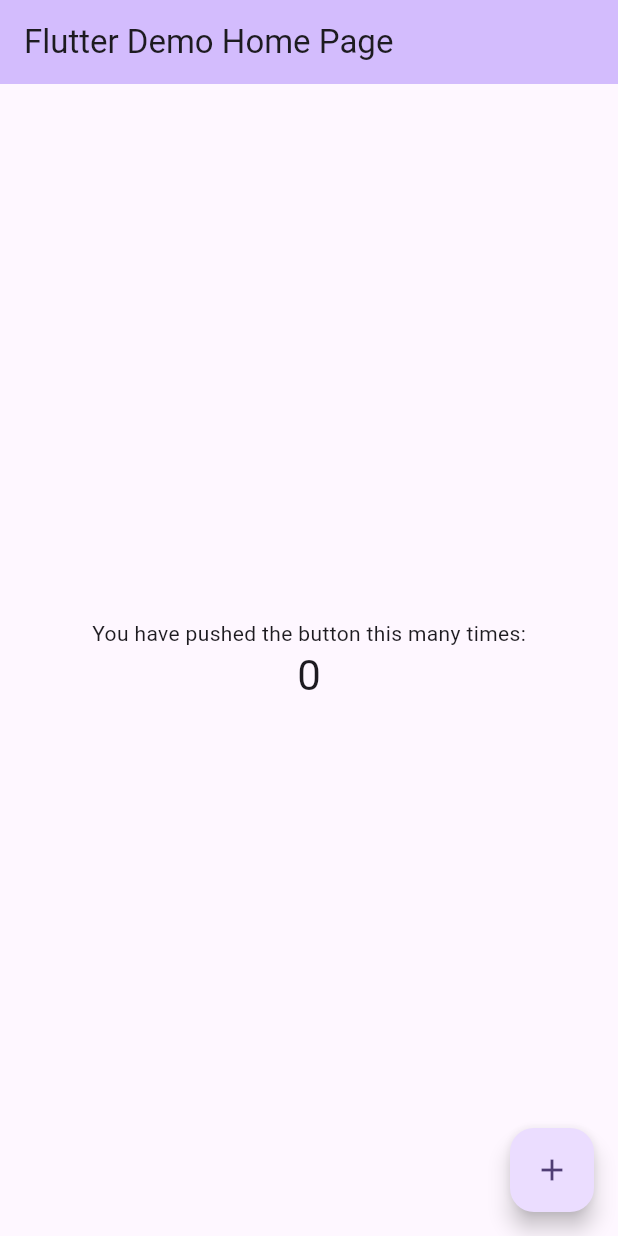
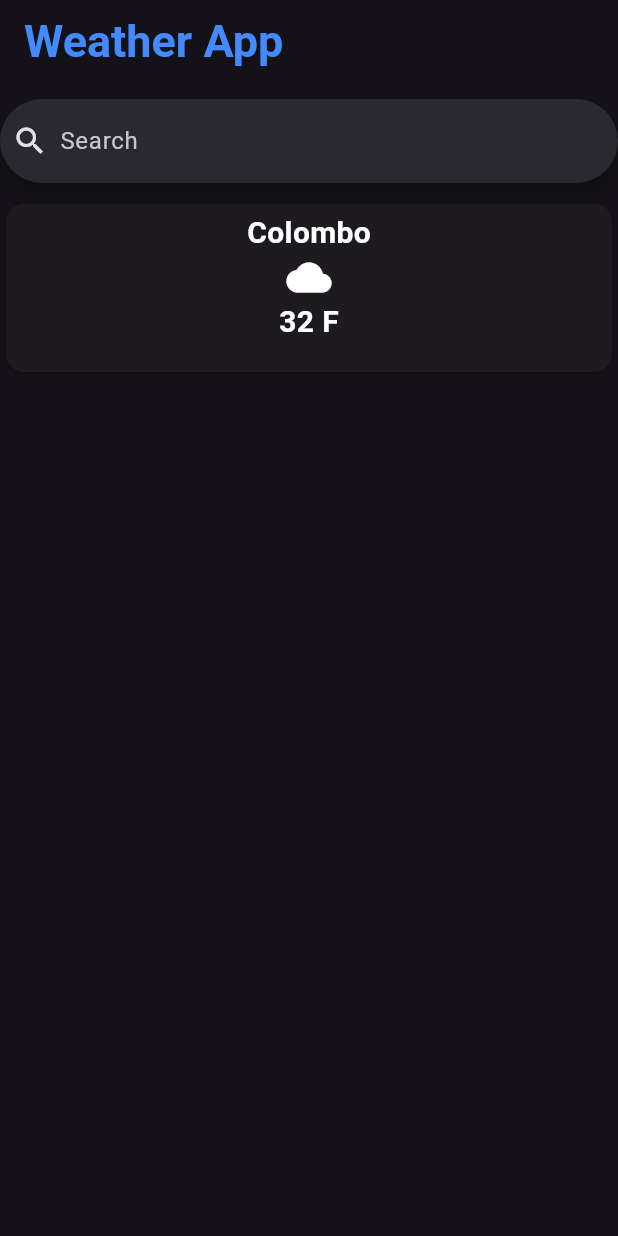
Before and after one commit to CharithaR96/weatherApp, a Flutter app: the screen it shows after launch, on a phone screen of 412 x 824 dp. Run offline on Flutter 3.47's test engine with Material 3 defaults, Android fonts, the phone set to English and light mode, and no system bars.

Commit message:
Initial UI creation

```diff
--- /dev/null
+++ b/weather_app/lib/home_page.dart
@@ -0,0 +1,79 @@
+import 'package:flutter/material.dart';
+
+var _controller = TextEditingController();
+var searchList = [];
+
+class HomePage extends StatelessWidget {
+  const HomePage({super.key});
+
+  @override
+  Widget build(BuildContext context) {
+    return Scaffold(
+      appBar: AppBar(
+        title: const Text(
+          'Weather App',
+          style: TextStyle(
+            fontWeight: FontWeight.bold,
+            fontSize: 30,
+            color: Colors.blueAccent,
+          ),
+        ),
+      ),
+      body: Padding(
+        padding: const EdgeInsets.fromLTRB(0, 10.0, 0, 10.0),
+        child: Column(
+          children: [
+            //Search Bar
+            SearchBar(
+              hintText: 'Search',
+              leading: Icon(
+                Icons.search,
+              ),
+            ),
+            const SizedBox(
+              height: 10,
+            ),
+            //Search list
+            Row(
+              children: [
+                SizedBox(
+                  height: 120,
+                  width: MediaQuery.of(context).size.width,
+                  child: Card(
+                    child: Padding(
+                      padding: const EdgeInsets.all(5.0),
+                      child: Column(
+                        children: [
+                          Text(
+                            'Colombo',
+                            style: TextStyle(
+                              color: Colors.white,
+                              fontSize: 20,
+                              fontWeight: FontWeight.bold,
+                            ),
+                          ),
+                          Icon(
+                            Icons.cloud,
+                            size: 30,
+                          ),
+                          Text(
+                            '32 F',
+                            style: TextStyle(
+                              color: Colors.white,
+                              fontSize: 20,
+                              fontWeight: FontWeight.bold,
+                            ),
+                          ),
+                        ],
+                      ),
+                    ),
+                  ),
+                ),
+              ],
+            ),
+          ],
+        ),
+      ),
+    );
+  }
+}
--- a/weather_app/lib/main.dart
+++ b/weather_app/lib/main.dart
@@ -1,125 +1,18 @@
 import 'package:flutter/material.dart';
+import 'package:weather_app/home_page.dart';
 
 void main() {
-  runApp(const MyApp());
+  runApp(const WeatherApp());
 }
 
-class MyApp extends StatelessWidget {
-  const MyApp({super.key});
+class WeatherApp extends StatelessWidget {
+  const WeatherApp({super.key});
 
-  // This widget is the root of your application.
   @override
   Widget build(BuildContext context) {
     return MaterialApp(
-      title: 'Flutter Demo',
-      theme: ThemeData(
-        // This is the theme of your application.
-        //
-        // TRY THIS: Try running your application with "flutter run". You'll see
-        // the application has a purple toolbar. Then, without quitting the app,
-        // try changing the seedColor in the colorScheme below to Colors.green
-        // and then invoke "hot reload" (save your changes or press the "hot
-        // reload" button in a Flutter-supported IDE, or press "r" if you used
-        // the command line to start the app).
-        //
-        // Notice that the counter didn't reset back to zero; the application
-        // state is not lost during the reload. To reset the state, use hot
-        // restart instead.
-        //
-        // This works for code too, not just values: Most code changes can be
-        // tested with just a hot reload.
-        colorScheme: ColorScheme.fromSeed(seedColor: Colors.deepPurple),
-        useMaterial3: true,
-      ),
-      home: const MyHomePage(title: 'Flutter Demo Home Page'),
+      theme: ThemeData.dark(),
+      home: const HomePage(),
     );
   }
 }
-
-class MyHomePage extends StatefulWidget {
-  const MyHomePage({super.key, required this.title});
-
-  // This widget is the home page of your application. It is stateful, meaning
-  // that it has a State object (defined below) that contains fields that affect
-  // how it looks.
-
-  // This class is the configuration for the state. It holds the values (in this
-  // case the title) provided by the parent (in this case the App widget) and
-  // used by the build method of the State. Fields in a Widget subclass are
-  // always marked "final".
-
-  final String title;
-
-  @override
-  State<MyHomePage> createState() => _MyHomePageState();
-}
-
-class _MyHomePageState extends State<MyHomePage> {
-  int _counter = 0;
-
-  void _incrementCounter() {
-    setState(() {
-      // This call to setState tells the Flutter framework that something has
-      // changed in this State, which causes it to rerun the build method below
-      // so that the display can reflect the updated values. If we changed
-      // _counter without calling setState(), then the build method would not be
-      // called again, and so nothing would appear to happen.
-      _counter++;
-    });
-  }
-
-  @override
-  Widget build(BuildContext context) {
-    // This method is rerun every time setState is called, for instance as done
-    // by the _incrementCounter method above.
-    //
-    // The Flutter framework has been optimized to make rerunning build methods
-    // fast, so that you can just rebuild anything that needs updating rather
-    // than having to individually change instances of widgets.
-    return Scaffold(
-      appBar: AppBar(
-        // TRY THIS: Try changing the color here to a specific color (to
-        // Colors.amber, perhaps?) and trigger a hot reload to see the AppBar
-        // change color while the other colors stay the same.
-        backgroundColor: Theme.of(context).colorScheme.inversePrimary,
-        // Here we take the value from the MyHomePage object that was created by
-        // the App.build method, and use it to set our appbar title.
-        title: Text(widget.title),
-      ),
-      body: Center(
-        // Center is a layout widget. It takes a single child and positions it
-        // in the middle of the parent.
-        child: Column(
-          // Column is also a layout widget. It takes a list of children and
-          // arranges them vertically. By default, it sizes itself to fit its
-          // children horizontally, and tries to be as tall as its parent.
-          //
-          // Column has various properties to control how it sizes itself and
-          // how it positions its children. Here we use mainAxisAlignment to
-          // center the children vertically; the main axis here is the vertical
-          // axis because Columns are vertical (the cross axis would be
-          // horizontal).
-          //
-          // TRY THIS: Invoke "debug painting" (choose the "Toggle Debug Paint"
-          // action in the IDE, or press "p" in the console), to see the
-          // wireframe for each widget.
-          mainAxisAlignment: MainAxisAlignment.center,
-          children: <Widget>[
-            const Text(
-              'You have pushed the button this many times:',
-            ),
-            Text(
-              '$_counter',
-              style: Theme.of(context).textTheme.headlineMedium,
-            ),
-          ],
-        ),
-      ),
-      floatingActionButton: FloatingActionButton(
-        onPressed: _incrementCounter,
-        tooltip: 'Increment',
-        child: const Icon(Icons.add),
-      ), // This trailing comma makes auto-formatting nicer for build methods.
-    );
-  }
-}
```
